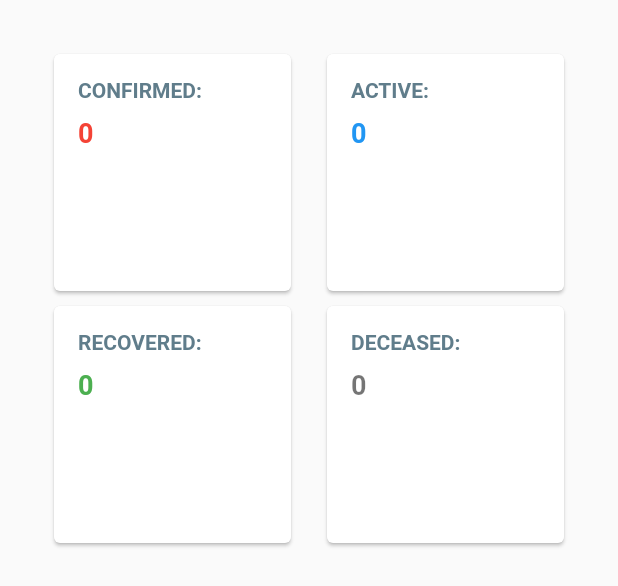
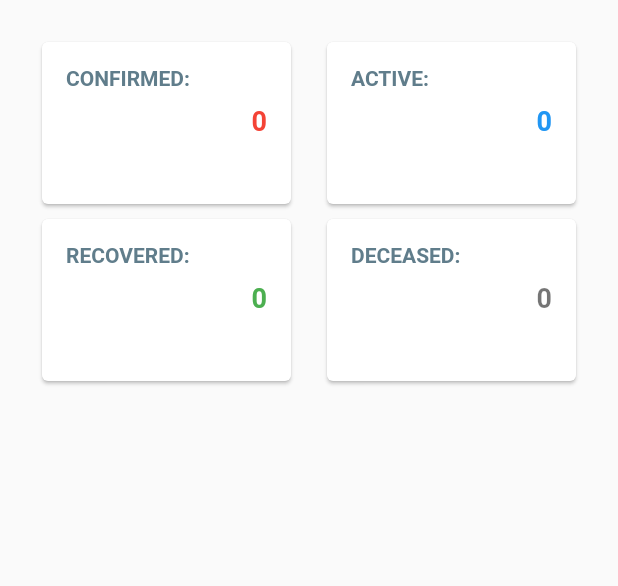
Before and after one commit to bunkovic/covidCount, a Flutter app: the GlobalStatDisplay widget shown alone on an empty page, opened directly with empty values, on a phone screen of 412 x 824 dp. Shown: the top 586 px of the screen. Run offline on Flutter 3.47's test engine with Material 2 defaults, Android fonts, the phone set to English and light mode, and no system bars; our stand-ins replace bloc, dio, flutter_bloc, get_it, pretty_dio_logger, retrofit; generated files the repository leaves out were written again; network calls fail.

Commit message:
new display new shape

```diff
--- a/lib/global/global_stat_display.dart
+++ b/lib/global/global_stat_display.dart
@@ -11,26 +11,10 @@ class GlobalStatDisplay extends StatelessWidget {
   @override
   Widget build(BuildContext context) {
     return Container(
-//      child: Column(
-//        children: <Widget>[
-//          Row(
-//            crossAxisAlignment: CrossAxisAlignment.start,
-//            children: <Widget>[
-//              Expanded(child:
-//              Expanded(child: StatDisplayCard("Active cases", stats.activeCases)),
-//            ],
-//          ),
-//          Row(
-//            crossAxisAlignment: CrossAxisAlignment.start,
-//            children: <Widget>[
-//              Expanded(child: StatDisplayCard("Deaths", stats.deaths)),
-//              Expanded(child: StatDisplayCard("Recovered", stats.recovered)),
-//            ],
-//          )
-//        ],
-//      ),
+      height: 270,
       child: GridView.count(
-        padding: EdgeInsets.all(32.0),
+        childAspectRatio: 6/4,
+        padding: EdgeInsets.all(24.0),
         mainAxisSpacing: 2.0,
         crossAxisSpacing: 16,
         crossAxisCount: 2,
--- a/lib/global/stat_display_card.dart
+++ b/lib/global/stat_display_card.dart
@@ -41,13 +41,12 @@ class StatDisplayCard extends StatelessWidget {
               height: 10,
             ),
             Row(
+              mainAxisAlignment: MainAxisAlignment.end,
               children: <Widget>[
                 Text(
                   formatter.format(_count),
                   style: TextStyle(
-                      color: _color,
-                      fontSize: 18,
-                      fontWeight: FontWeight.bold),
+                      color: _color, fontSize: 18, fontWeight: FontWeight.bold),
                 ),
                 _getChangeIndicator()
               ],
@@ -64,7 +63,10 @@ class StatDisplayCard extends StatelessWidget {
     } else {
       return Text(
         "+ ${formatter.format(change)}",
-        style: TextStyle(color: _color),
+        style: TextStyle(
+          color: _color,
+          fontSize: 10,
+        ),
       );
     }
   }
```
Also changed, not shown: lib/global/global_stat_screen.dart (+38 -3 lines), lib/main.dart (+21 -20 lines).
